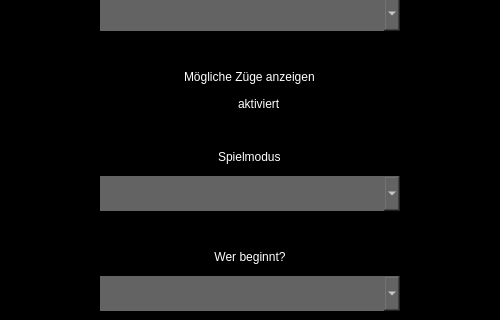
First picture: the form in BelegReversi/gui/pvcwidget.ui, repository Rhagnur/BelegReversi, before the edit; both pictures show x 0 to 500 and y 189 to 509 of the 500 by 600 pixel window.
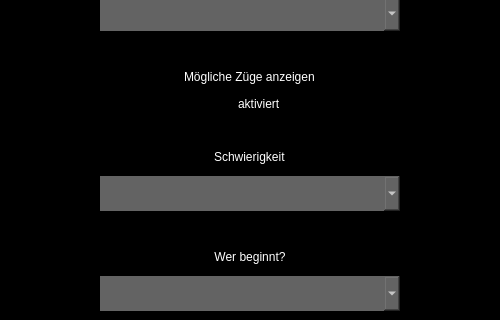
Second picture: the form after the edit.

```diff
--- a/BelegReversi/gui/pvcwidget.ui
+++ b/BelegReversi/gui/pvcwidget.ui
@@ -190,7 +190,7 @@
 margin-bottom: 6px;</string>
        </property>
        <property name="text">
-        <string>Spielmodus</string>
+        <string>Schwierigkeit</string>
        </property>
       </widget>
      </item>
```
Left out of the diff: 4 changed lines with no effect on the pictures.
